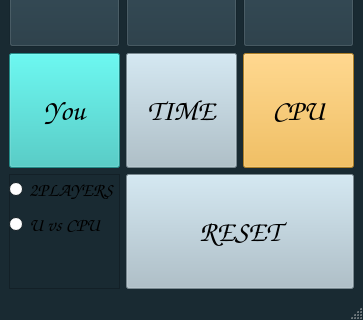
This is 18/mainwindow.ui in dehmovlaei/PyLearn as Qt 5 draws it before an edit; both pictures show x 0 to 363 and y 320 to 640 of the 363 by 640 pixel window. The edited form follows.
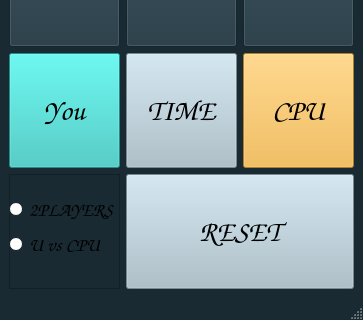
This is the edited form.

```diff
--- a/18/mainwindow.ui
+++ b/18/mainwindow.ui
@@ -1562,7 +1562,7 @@
        <property name="geometry">
         <rect>
          <x>0</x>
-         <y>0</y>
+         <y>20</y>
          <width>111</width>
          <height>31</height>
         </rect>
@@ -1582,7 +1582,7 @@
        <property name="geometry">
         <rect>
          <x>0</x>
-         <y>30</y>
+         <y>50</y>
          <width>111</width>
          <height>41</height>
         </rect>
```
